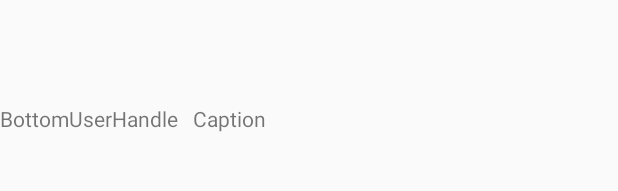
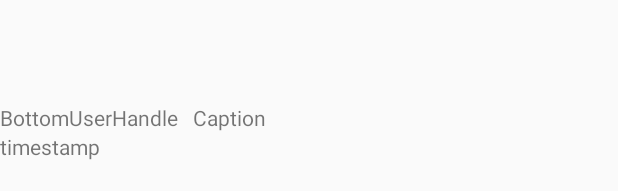
Before and after one commit to pso91399/Instagram, an Android app: the layout activity_post_details.xml on its own in the app's theme, with its tools: preview values and no code run, on a phone screen of 412 x 824 dp. Shown: the part 1042-1233 px from the top of the screen. Run offline under Robolectric (Android 15) with nearby library versions, the light colour scheme and no system bars.

Commit message:
Finished relative time

```diff
--- a/app/build.gradle
+++ b/app/build.gradle
@@ -35,4 +35,5 @@ dependencies {
     //implementation 'com.android.support:support-v4:27.1.1'
     implementation 'org.parceler:parceler-api:1.1.6'
     annotationProcessor 'org.parceler:parceler:1.1.6'
+    implementation 'org.ocpsoft.prettytime:prettytime:4.0.1.Final'
 }
--- a/app/src/main/java/com/example/patriciaouyang/instagram/FeedActivity.java
+++ b/app/src/main/java/com/example/patriciaouyang/instagram/FeedActivity.java
@@ -46,6 +46,8 @@ public class FeedActivity extends AppCompatActivity {
                 i.putExtra("caption", post.getDescription());
                 i.putExtra("imageUrl", post.getImage().getUrl());
                 i.putExtra("username", post.getUser().getUsername());
+
+                i.putExtra("timestamp", post.getRelativeTime());
                 startActivity(i);
             }
         });
--- a/app/src/main/java/com/example/patriciaouyang/instagram/PostDetailsActivity.java
+++ b/app/src/main/java/com/example/patriciaouyang/instagram/PostDetailsActivity.java
@@ -15,6 +15,7 @@ public class PostDetailsActivity extends AppCompatActivity {
     TextView tvUserHandleBottom;
     TextView tvCaption;
     ImageView ivImagePost;
+    TextView tvTimestamp;
     Post post;
 
     @Override
@@ -27,6 +28,7 @@ public class PostDetailsActivity extends AppCompatActivity {
         //post = (Post) getIntent().getStringExtra(Post.class.getSimpleName());
 
         ivImagePost = findViewById(R.id.ivImagePost);
+        tvTimestamp = findViewById(R.id.tvTimeStamp);
         tvUserHandle = findViewById(R.id.tvUserHandle);
         tvUserHandleBottom = findViewById(R.id.tvUserHandle2);
         tvCaption = findViewById(R.id.tvCaption);
@@ -34,6 +36,9 @@ public class PostDetailsActivity extends AppCompatActivity {
 
         Log.d("PostDetailsActivity", "Showing post details.");
 
+        String x = getIntent().getStringExtra("timestamp");
+
+        tvTimestamp.setText(getIntent().getStringExtra("timestamp"));
         tvUserHandle.setText(getIntent().getStringExtra("username"));
         tvUserHandleBottom.setText(getIntent().getStringExtra("username"));
         tvCaption.setText(getIntent().getStringExtra("caption"));
--- a/app/src/main/res/layout/activity_post_details.xml
+++ b/app/src/main/res/layout/activity_post_details.xml
@@ -27,10 +27,10 @@
     <TextView
         android:id="@+id/tvUserHandle2"
         android:layout_width="wrap_content"
-        android:layout_height="42dp"
+        android:layout_height="wrap_content"
         android:layout_alignParentBottom="true"
         android:layout_alignParentStart="true"
-        android:layout_marginBottom="18dp"
+        android:layout_marginBottom="41dp"
         android:layout_marginLeft="0dp"
         android:layout_marginRight="10dp"
         android:text="BottomUserHandle" />
@@ -42,4 +42,13 @@
         android:layout_alignTop="@+id/tvUserHandle2"
         android:layout_toEndOf="@+id/tvUserHandle2"
         android:text="Caption" />
+
+    <TextView
+        android:id="@+id/tvTimeStamp"
+        android:layout_width="119dp"
+        android:layout_height="wrap_content"
+        android:layout_alignParentStart="true"
+        android:layout_below="@+id/tvUserHandle2"
+        android:layout_marginTop="-41dp"
+        android:text="timestamp" />
 </RelativeLayout>
```
Also changed, not shown: app/src/main/java/com/example/patriciaouyang/instagram/model/Post.java (+13 -3 lines).
